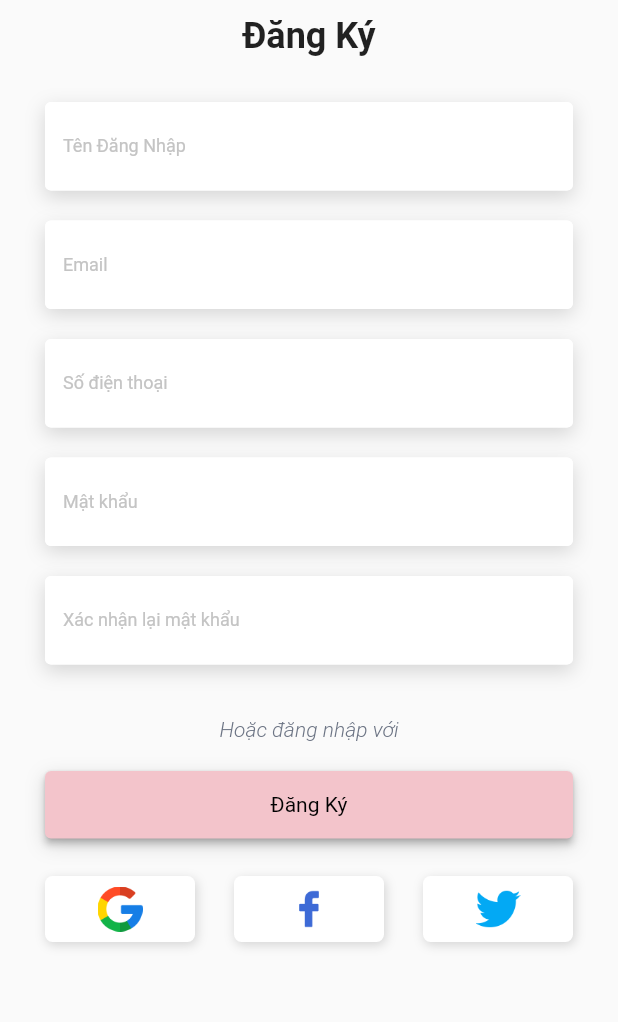
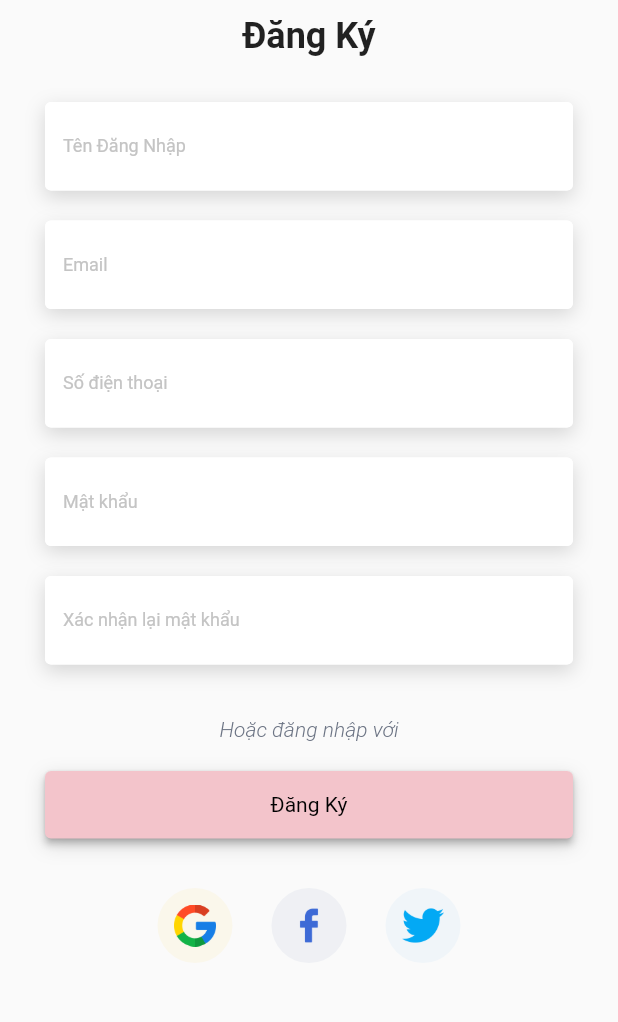
Before and after one commit to chammthanh/DOAN_ANDROID, a Flutter app: the DangKy screen opened directly, on a phone screen of 412 x 824 dp, the part 204-1226 px from its top. Run offline on Flutter 3.47's test engine with Material 2 defaults, Android fonts, the phone set to English and light mode, and no system bars; our stand-ins replace flutter_svg.

Commit message:
edit media button

```diff
--- a/lib/main.dart
+++ b/lib/main.dart
@@ -1,7 +1,4 @@
 import 'package:doan_cake/screens/dangnhap/dangnhap.dart';
-import 'package:doan_cake/screens/hoso/danhsachdiachi/themdiachi/themdiachi.dart';
-import 'package:doan_cake/screens/trangchu/trangchu.dart';
-import 'package:doan_cake/test.dart';
 import 'package:flutter/material.dart';
 
 void main() {
@@ -16,7 +13,7 @@ class MyApp extends StatelessWidget {
   Widget build(BuildContext context) {
     return const MaterialApp(
       title: 'Flutter Demo',
-      home: ThemDiaChi(),
+      home: DangNhap(),
       debugShowCheckedModeBanner: false,
     );
   }
--- a/lib/screens/dangky/components/btndangky.dart
+++ b/lib/screens/dangky/components/btndangky.dart
@@ -1,5 +1,5 @@
 import 'package:doan_cake/constraint.dart';
-import 'package:doan_cake/test.dart';
+import 'package:doan_cake/screens/trangchu/trangchu.dart';
 import 'package:flutter/material.dart';
 
 class ButtonDangKy extends StatefulWidget {
@@ -16,8 +16,8 @@ class ButtonDangKyState extends State<ButtonDangKy> {
       height: 45,
       child: ElevatedButton(
         onPressed: () {
-          Navigator.push(
-              context, MaterialPageRoute(builder: (context) => const Test()));
+          Navigator.push(context,
+              MaterialPageRoute(builder: (context) => const TrangChu()));
         },
         style: ButtonStyle(
           backgroundColor: MaterialStateProperty.all(priColor),
--- a/lib/screens/dangky/dangky.dart
+++ b/lib/screens/dangky/dangky.dart
@@ -2,7 +2,7 @@ import 'package:doan_cake/constraint.dart';
 import 'package:doan_cake/screens/dangky/components/btndangky.dart';
 import 'package:doan_cake/screens/dangky/components/inputdangky.dart';
 import 'package:flutter/material.dart';
-import 'package:doan_cake/screens/mediabutton.dart';
+import 'package:doan_cake/widgets/mediabutton.dart';
 
 class DangKy extends StatefulWidget {
   const DangKy({Key? key}) : super(key: key);
@@ -58,7 +58,7 @@ class _DangKyState extends State<DangKy> {
               const SizedBox(height: 20),
               const ButtonDangKy(),
               const SizedBox(height: 25),
-              btnmedia,
+              const MediaButton(),
               const SizedBox(height: 20),
             ],
           ),
--- a/lib/screens/dangnhap/components/btndangnhap.dart
+++ b/lib/screens/dangnhap/components/btndangnhap.dart
@@ -1,5 +1,5 @@
 import 'package:doan_cake/constraint.dart';
-import 'package:doan_cake/test.dart';
+import 'package:doan_cake/screens/trangchu/trangchu.dart';
 import 'package:flutter/material.dart';
 
 class ButtonDangNhap extends StatefulWidget {
@@ -16,8 +16,8 @@ class ButtonDangNhapState extends State<ButtonDangNhap> {
       height: 45,
       child: ElevatedButton(
         onPressed: () {
-          Navigator.push(
-              context, MaterialPageRoute(builder: (context) => const Test()));
+          Navigator.push(context,
+              MaterialPageRoute(builder: (context) => const TrangChu()));
         },
         style: ButtonStyle(
           backgroundColor: MaterialStateProperty.all(priColor),
--- a/lib/screens/dangnhap/dangnhap.dart
+++ b/lib/screens/dangnhap/dangnhap.dart
@@ -1,6 +1,6 @@
 import 'package:doan_cake/constraint.dart';
 import 'package:doan_cake/screens/dangky/dangky.dart';
-import 'package:doan_cake/screens/mediabutton.dart';
+import 'package:doan_cake/widgets/mediabutton.dart';
 import 'package:doan_cake/screens/dangnhap/components/btndangnhap.dart';
 import 'package:doan_cake/screens/dangnhap/components/inputdangnhap.dart';
 import 'package:flutter/cupertino.dart';
@@ -60,7 +60,7 @@ class _SignInState extends State<DangNhap> {
               ),
             ),
             const SizedBox(height: 20),
-            btnmedia,
+            const MediaButton(),
             const SizedBox(height: 20),
             Row(
               mainAxisAlignment: MainAxisAlignment.center,
--- a/lib/screens/mediabutton.dart
+++ /dev/null
@@ -1,79 +0,0 @@
-import 'package:flutter/material.dart';
-
-Widget btnmedia = Row(
-  mainAxisAlignment: MainAxisAlignment.spaceBetween,
-  children: [
-    Row(
-      children: [
-        Container(
-          padding:
-              const EdgeInsets.only(left: 35, top: 7, right: 35, bottom: 7),
-          decoration: BoxDecoration(
-            color: Colors.white,
-            borderRadius: BorderRadius.circular(5),
-            boxShadow: const [
-              BoxShadow(
-                color: Color.fromRGBO(0, 0, 0, 0.15),
-                blurRadius: 5,
-                offset: Offset(1, 2),
-              ),
-            ],
-          ),
-          child: Image.asset(
-            "assets/images/google.png",
-            width: 30,
-            height: 30,
-          ),
-        )
-      ],
-    ),
-    Row(
-      children: [
-        Container(
-          padding:
-              const EdgeInsets.only(left: 35, top: 7, right: 35, bottom: 7),
-          decoration: BoxDecoration(
-            color: Colors.white,
-            borderRadius: BorderRadius.circular(5),
-            boxShadow: const [
-              BoxShadow(
-                color: Color.fromRGBO(0, 0, 0, 0.15),
-                blurRadius: 5,
-                offset: Offset(1, 2),
-              ),
-            ],
-          ),
-          child: Image.asset(
-            "assets/images/facebook.png",
-            width: 30,
-            height: 30,
-          ),
-        )
-      ],
-    ),
-    Row(
-      children: [
-        Container(
-          padding:
-              const EdgeInsets.only(left: 35, top: 7, right: 35, bottom: 7),
-          decoration: BoxDecoration(
-            color: Colors.white,
-            borderRadius: BorderRadius.circular(5),
-            boxShadow: const [
-              BoxShadow(
-                color: Color.fromRGBO(0, 0, 0, 0.15),
-                blurRadius: 5,
-                offset: Offset(1, 2),
-              ),
-            ],
-          ),
-          child: Image.asset(
-            "assets/images/twitter.png",
-            width: 30,
-            height: 30,
-          ),
-        )
-      ],
-    )
-  ],
-);
--- a/lib/widgets/bottombaritem.dart
+++ /dev/null
@@ -1 +0,0 @@
-class Config {}
--- /dev/null
+++ b/lib/widgets/mediabutton.dart
@@ -0,0 +1,68 @@
+import 'package:flutter/material.dart';
+
+class MediaButton extends StatefulWidget {
+  const MediaButton({Key? key}) : super(key: key);
+  @override
+  _MediaButtonState createState() => _MediaButtonState();
+}
+
+class _MediaButtonState extends State<MediaButton> {
+  @override
+  Widget build(BuildContext context) {
+    return Row(
+      mainAxisAlignment: MainAxisAlignment.center,
+      children: [
+        TextButton(
+          onPressed: () {},
+          child: Container(
+            width: 50,
+            height: 50,
+            padding: const EdgeInsets.all(11),
+            decoration: BoxDecoration(
+              color: const Color.fromRGBO(255, 193, 7, 0.06),
+              borderRadius: BorderRadius.circular(100),
+            ),
+            child: Image.asset(
+              "assets/images/google.png",
+              fit: BoxFit.cover,
+            ),
+          ),
+        ),
+        const SizedBox(width: 10),
+        TextButton(
+          onPressed: () {},
+          child: Container(
+            width: 50,
+            height: 50,
+            padding: const EdgeInsets.all(11),
+            decoration: BoxDecoration(
+              color: const Color.fromRGBO(59, 89, 152, 0.06),
+              borderRadius: BorderRadius.circular(100),
+            ),
+            child: Image.asset(
+              "assets/images/facebook.png",
+              fit: BoxFit.cover,
+            ),
+          ),
+        ),
+        const SizedBox(width: 10),
+        TextButton(
+          onPressed: () {},
+          child: Container(
+            width: 50,
+            height: 50,
+            padding: const EdgeInsets.all(11),
+            decoration: BoxDecoration(
+              color: const Color.fromRGBO(85, 172, 238, 0.06),
+              borderRadius: BorderRadius.circular(100),
+            ),
+            child: Image.asset(
+              "assets/images/twitter.png",
+              fit: BoxFit.cover,
+            ),
+          ),
+        ),
+      ],
+    );
+  }
+}
```
Also changed, not shown: lib/screens/hoso/hoso.dart (+0 -19 lines), lib/test.dart (deleted, +0 -163 lines), lib/screens/chitietsanpham/chitietsanpham.dart (added), lib/screens/hoso/danhsachdiachi/themdiachi/components/inputform.dart (added).
